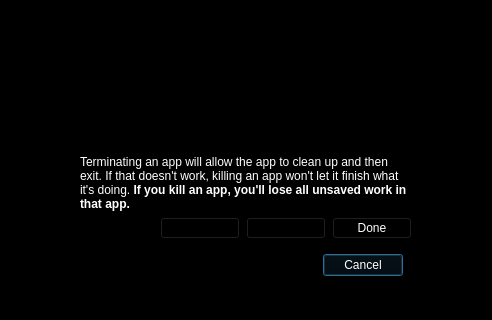
Qt form endsessionwait.ui (vicr123/theshell) before a commit; both pictures show x 143 to 635 and y 379 to 699 of the 777 by 699 pixel window.
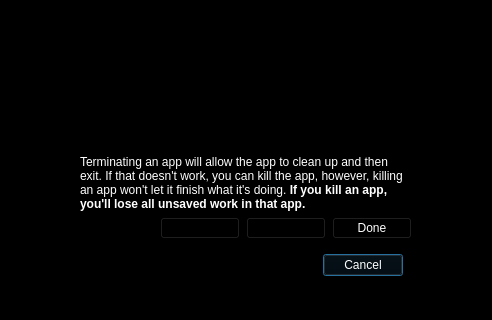
The same form after that commit. Icons and pictures are not drawn.

The edit to the form file:
```diff
--- a/endsessionwait.ui
+++ b/endsessionwait.ui
@@ -782,7 +782,7 @@
             <item>
              <widget class="QLabel" name="label_8">
               <property name="text">
-               <string>&lt;html&gt;&lt;head/&gt;&lt;body&gt;&lt;p&gt;Terminating an app will allow the app to clean up and then exit. If that doesn't work, killing an app won't let it finish what it's doing. &lt;span style=&quot; font-weight:600;&quot;&gt;If you kill an app, you'll lose all unsaved work in that app.&lt;/span&gt;&lt;/p&gt;&lt;/body&gt;&lt;/html&gt;</string>
+               <string>&lt;html&gt;&lt;head/&gt;&lt;body&gt;&lt;p&gt;Terminating an app will allow the app to clean up and then exit. If that doesn't work, you can kill the app, however, killing an app won't let it finish what it's doing. &lt;span style=&quot; font-weight:600;&quot;&gt;If you kill an app, you'll lose all unsaved work in that app.&lt;/span&gt;&lt;/p&gt;&lt;/body&gt;&lt;/html&gt;</string>
               </property>
               <property name="wordWrap">
                <bool>true</bool>
```
Left out of the diff: 12 changed lines with no effect on the pictures.
